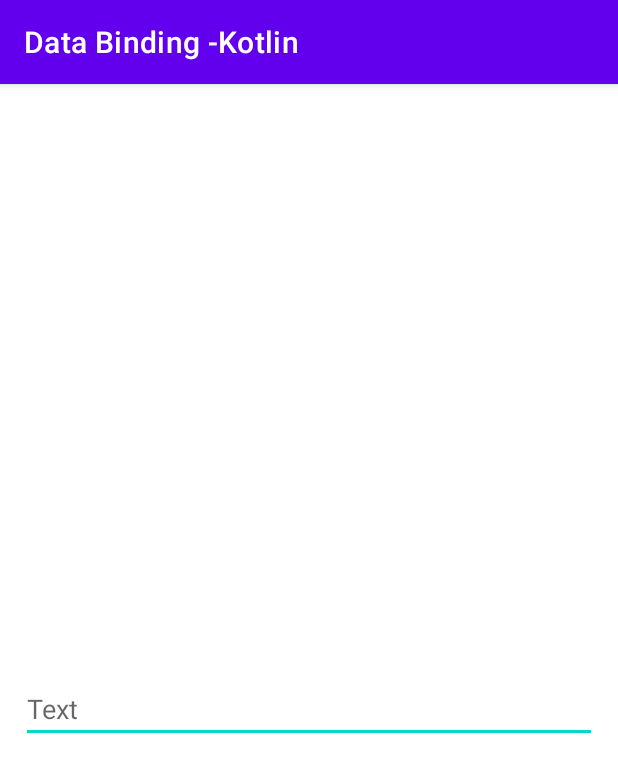
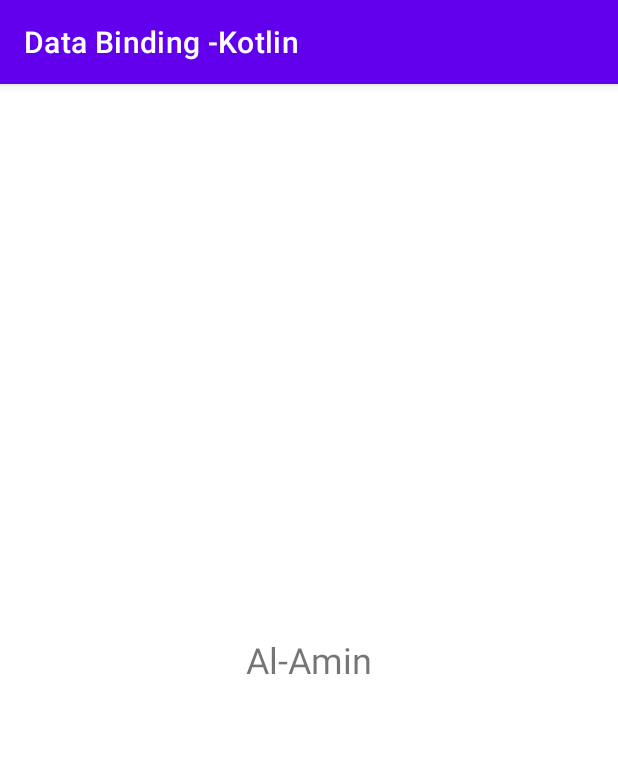
Before and after one commit to Al-AminJoy/DataBindingKotlin, an Android app: the screen it shows after launch (MainActivity), on a phone screen of 412 x 824 dp. Shown: the top 772 px of the screen. Run offline under Robolectric (Android 15) with nearby library versions, the phone set to English and light mode, and no system bars; our stand-ins replace data binding.

```diff
--- a/app/src/main/java/com/alamin/databinding_kotlin/MainActivity.kt
+++ b/app/src/main/java/com/alamin/databinding_kotlin/MainActivity.kt
@@ -15,14 +15,15 @@ class MainActivity : AppCompatActivity() {
         super.onCreate(savedInstanceState)
         binding = ActivityMainBinding.inflate(layoutInflater);
         setContentView(binding.root);
-        myViewModel = ViewModelProvider(this).get(MyViewModel::class.java);
+
+       /* myViewModel = ViewModelProvider(this).get(MyViewModel::class.java);
         binding.viewModel = myViewModel;
-        binding.lifecycleOwner = this;
+        binding.lifecycleOwner = this;*/
 
-       /* val myUser = User("Al-Amin","Joy",25,true);
-        binding.user = myUser*/
+        val myUser = User("Al-Amin","Joy",25,true);
+        binding.user = myUser
 
-        binding.editText.addTextChangedListener(object : TextWatcher{
+     /*   binding.editText.addTextChangedListener(object : TextWatcher{
             override fun beforeTextChanged(p0: CharSequence?, p1: Int, p2: Int, p3: Int) {
 
             }
@@ -35,7 +36,9 @@ class MainActivity : AppCompatActivity() {
 
             }
 
-        })
+        })*/
+
+
 
 
     }
--- a/app/src/main/res/layout/activity_main.xml
+++ b/app/src/main/res/layout/activity_main.xml
@@ -1,6 +1,7 @@
 <?xml version="1.0" encoding="utf-8"?>
 <layout xmlns:android="http://schemas.android.com/apk/res/android"
     xmlns:app="http://schemas.android.com/apk/res-auto"
+    xmlns:bind="http://schemas.android.com/apk/res-auto"
     xmlns:tools="http://schemas.android.com/tools">
     <data>
 <!--
@@ -17,11 +18,16 @@
             type="List&lt;User>" />
 -->
 
-      <import type="com.alamin.databinding_kotlin.MyViewModel"/>
+<!--      <import type="com.alamin.databinding_kotlin.MyViewModel"/>
        <variable
            name="viewModel"
            type="MyViewModel" />
+        -->
 
+        <import type="com.alamin.databinding_kotlin.User"/>
+        <variable
+            name="user"
+            type="User" />
     </data>
 
     <androidx.constraintlayout.widget.ConstraintLayout
@@ -39,7 +45,7 @@
             app:layout_constraintLeft_toLeftOf="parent"
             app:layout_constraintRight_toRightOf="parent"
             app:layout_constraintTop_toTopOf="parent" />-->
-        <TextView
+       <!-- <TextView
             android:id="@+id/textView"
             android:layout_width="wrap_content"
             android:layout_height="wrap_content"
@@ -47,9 +53,20 @@
             app:layout_constraintBottom_toBottomOf="parent"
             app:layout_constraintLeft_toLeftOf="parent"
             app:layout_constraintRight_toRightOf="parent"
-            app:layout_constraintTop_toTopOf="parent" />
+            app:layout_constraintTop_toTopOf="parent" />-->
 
-        <EditText
+        <include
+            layout="@layout/content_layout"
+            bind:myUser = "@{user}"
+            android:layout_height="match_parent"
+            android:layout_width="match_parent"
+            app:layout_constraintStart_toStartOf="parent"
+            app:layout_constraintEnd_toEndOf="parent"
+            app:layout_constraintTop_toTopOf="parent"
+            app:layout_constraintBottom_toBottomOf="parent"
+            />
+
+       <!-- <EditText
             android:id="@+id/editText"
             android:layout_width="0dp"
             android:layout_height="wrap_content"
@@ -58,6 +75,6 @@
             app:layout_constraintEnd_toEndOf="parent"
             android:layout_marginHorizontal="14dp"
             app:layout_constraintTop_toBottomOf="@+id/textView"/>
-
+-->
     </androidx.constraintlayout.widget.ConstraintLayout>
 </layout>
--- /dev/null
+++ b/app/src/main/res/layout/content_layout.xml
@@ -0,0 +1,18 @@
+<?xml version="1.0" encoding="utf-8"?>
+<layout xmlns:android="http://schemas.android.com/apk/res/android">
+
+    <data>
+        <import type="com.alamin.databinding_kotlin.User"/>
+        <variable
+            name="myUser"
+            type="User" />
+    </data>
+
+    <TextView
+        android:id="@+id/txtMessage"
+        android:text="@{myUser.firstName}"
+        android:layout_width="match_parent"
+        android:gravity="center"
+        android:layout_height="wrap_content"
+        android:textSize="24sp" />
+</layout>
```
